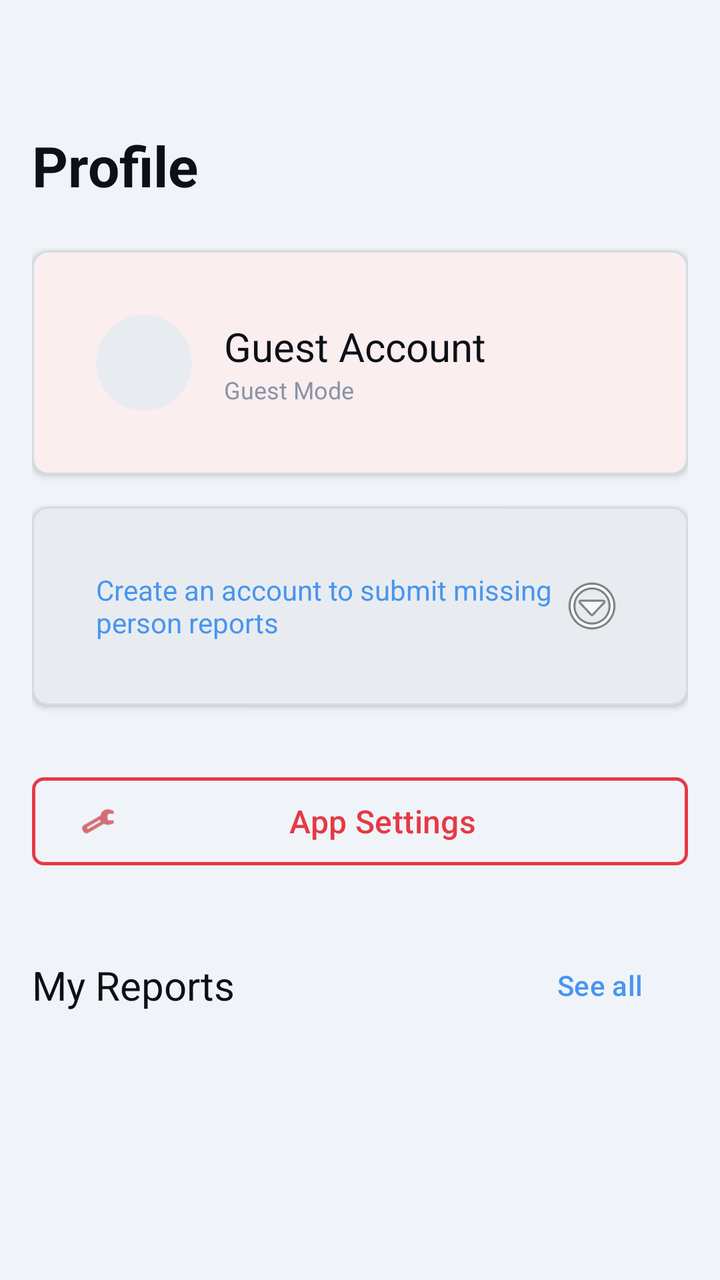
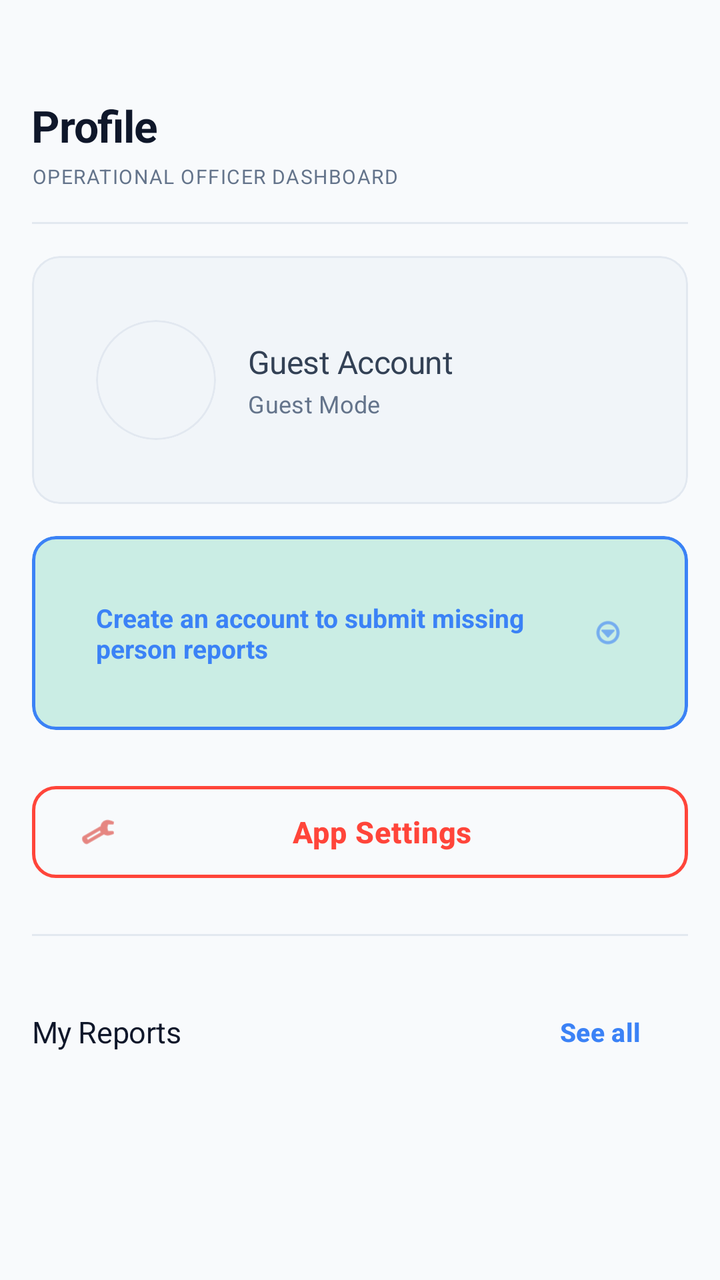

Screens rendered from an Android XML layout before and after an edit, with the pre-edit source and the edit as a unified diff.
<!-- AndroidManifest.xml: application theme Theme.NISHAAN -->
<!-- res/layout/fragment_profile.xml -->
<?xml version="1.0" encoding="utf-8"?>
<ScrollView xmlns:android="http://schemas.android.com/apk/res/android"
    xmlns:app="http://schemas.android.com/apk/res-auto"
    android:layout_width="match_parent"
    android:layout_height="match_parent"
    android:background="?attr/android:colorBackground">

    <LinearLayout
        android:layout_width="match_parent"
        android:layout_height="wrap_content"
        android:orientation="vertical"
        android:padding="@dimen/spacing_md">

        <TextView
            style="@style/TextDisplay"
            android:layout_width="match_parent"
            android:layout_height="wrap_content"
            android:layout_marginTop="@dimen/spacing_xxl"
            android:text="@string/profile_title" />

        
        <com.google.android.material.card.MaterialCardView
            style="@style/NishaanCard"
            android:layout_width="match_parent"
            android:layout_height="wrap_content"
            android:layout_marginTop="@dimen/spacing_lg">
            <LinearLayout
                android:layout_width="match_parent"
                android:layout_height="wrap_content"
                android:gravity="center_vertical"
                android:orientation="horizontal"
                android:padding="@dimen/spacing_md">

                
                <com.google.android.material.imageview.ShapeableImageView
                    android:id="@+id/profileImage"
                    android:layout_width="@dimen/dimen_icon_avatar"
                    android:layout_height="@dimen/dimen_icon_avatar"
                    android:layout_marginEnd="@dimen/spacing_md"
                    android:background="?attr/colorSurfaceVariant"
                    android:scaleType="centerCrop"
                    app:shapeAppearanceOverlay="@style/ShapeAppearance.Material3.Corner.Full" />

                <LinearLayout
                    android:layout_width="0dp"
                    android:layout_height="wrap_content"
                    android:layout_weight="1"
                    android:orientation="vertical">

                    <TextView
                        android:id="@+id/userName"
                        style="@style/TextHeadline"
                        android:layout_width="match_parent"
                        android:layout_height="wrap_content"
                        android:text="@string/profile_guest_label" />

                    <TextView
                        android:id="@+id/userEmail"
                        style="@style/TextCaption"
                        android:layout_width="match_parent"
                        android:layout_height="wrap_content"
                        android:text="Guest Mode" />

                    <TextView
                        android:id="@+id/userCnic"
                        style="@style/TextCaption"
                        android:layout_width="match_parent"
                        android:layout_height="wrap_content"
                        android:visibility="gone" />
                </LinearLayout>
            </LinearLayout>
        </com.google.android.material.card.MaterialCardView>

        
        <com.google.android.material.card.MaterialCardView
            android:id="@+id/createAccountBanner"
            style="@style/NishaanCardAlert"
            android:layout_width="match_parent"
            android:layout_height="wrap_content"
            android:layout_marginTop="@dimen/spacing_md"
            android:clickable="true"
            android:focusable="true">
            <TextView
                style="@style/TextBodyMedium"
                android:layout_width="match_parent"
                android:layout_height="wrap_content"
                android:drawableEnd="@android:drawable/ic_menu_more"
                android:padding="@dimen/spacing_md"
                android:text="@string/profile_create_account_banner"
                android:textColor="@color/color_accent_info" />
        </com.google.android.material.card.MaterialCardView>

        
        <com.google.android.material.button.MaterialButton
            android:id="@+id/btnSettings"
            style="@style/SecondaryButton"
            android:layout_width="match_parent"
            android:layout_height="wrap_content"
            android:layout_marginTop="@dimen/spacing_xl"
            android:text="@string/profile_app_settings"
            app:icon="@android:drawable/ic_menu_preferences" />

        
        <LinearLayout
            android:layout_width="match_parent"
            android:layout_height="wrap_content"
            android:layout_marginTop="@dimen/spacing_xl"
            android:gravity="center_vertical"
            android:orientation="horizontal">

            <TextView
                style="@style/TextHeadline"
                android:layout_width="0dp"
                android:layout_height="wrap_content"
                android:layout_weight="1"
                android:text="@string/profile_my_reports" />

            <com.google.android.material.button.MaterialButton
                android:id="@+id/btnSeeAllReports"
                style="@style/TextButton"
                android:layout_width="wrap_content"
                android:layout_height="wrap_content"
                android:text="@string/profile_see_all" />
        </LinearLayout>

        <androidx.recyclerview.widget.RecyclerView
            android:id="@+id/myReportsRecycler"
            android:layout_width="match_parent"
            android:layout_height="wrap_content"
            android:layout_marginTop="@dimen/spacing_sm"
            android:nestedScrollingEnabled="false"
            app:layoutManager="androidx.recyclerview.widget.LinearLayoutManager" />
    </LinearLayout>
</ScrollView>
<!-- resources referenced by this layout -->
<resources>
  <color name="color_accent_info">#4895EF</color>
  <dimen name="dimen_icon_avatar">48dp</dimen>
  <dimen name="spacing_lg">24dp</dimen>
  <dimen name="spacing_md">16dp</dimen>
  <dimen name="spacing_sm">8dp</dimen>
  <dimen name="spacing_xl">32dp</dimen>
  <dimen name="spacing_xxl">48dp</dimen>
  <string name="profile_guest_label">Guest Account</string>
  <string name="profile_my_reports">My Reports</string>
  <string name="profile_see_all">See all</string>
  <string name="profile_title">Profile</string>
  <style name="NishaanCard" parent="Widget.Material3.CardView.Filled">
          <item name="cardBackgroundColor">?attr/colorSurface</item>
          <item name="cardCornerRadius">@dimen/dimen_card_corner_radius</item>
          <item name="cardElevation">@dimen/dimen_card_elevation</item>
          <item name="strokeWidth">@dimen/dimen_card_stroke_width</item>
          <item name="strokeColor">?attr/colorOutlineVariant</item>
          <item name="contentPadding">@dimen/dimen_card_padding</item>
      </style>
  <style name="SecondaryButton" parent="Widget.Material3.Button.OutlinedButton">
          <item name="strokeColor">@color/color_primary</item>
          <item name="strokeWidth">@dimen/dimen_button_outline_stroke</item>
          <item name="android:textColor">@color/color_primary</item>
          <item name="android:textSize">16sp</item>
          <item name="cornerRadius">@dimen/dimen_button_corner_radius</item>
          <item name="android:minHeight">@dimen/dimen_button_height</item>
      </style>
  <style name="TextBodyMedium">
          <item name="android:textSize">14sp</item>
          <item name="android:textColor">?attr/colorOnSurface</item>
      </style>
  <style name="TextButton" parent="Widget.Material3.Button.TextButton">
          <item name="android:textColor">@color/color_accent_info</item>
      </style>
  <style name="TextCaption">
          <item name="android:textSize">12sp</item>
          <item name="android:textColor">?attr/colorOnSurfaceVariant</item>
      </style>
  <style name="TextDisplay">
          <item name="android:textSize">28sp</item>
          <item name="android:textStyle">bold</item>
          <item name="android:textColor">?attr/colorOnBackground</item>
      </style>
  <style name="TextHeadline">
          <item name="android:textSize">20sp</item>
          <item name="android:textFontWeight">600</item>
          <item name="android:textColor">?attr/colorOnBackground</item>
      </style>
  <dimen name="dimen_card_corner_radius">8dp</dimen>
  <dimen name="dimen_card_elevation">2dp</dimen>
  <dimen name="dimen_card_stroke_width">1dp</dimen>
  <dimen name="dimen_card_padding">16dp</dimen>
  <color name="color_primary">#E63946</color>
  <dimen name="dimen_button_outline_stroke">1.5dp</dimen>
  <dimen name="dimen_button_corner_radius">6dp</dimen>
  <dimen name="dimen_button_height">52dp</dimen>
  <color name="color_primary_light">#C1121F</color>
  <color name="white">#FFFFFFFF</color>
  <color name="color_background_light">#F0F4F8</color>
  <color name="color_on_background_light">#0D1117</color>
  <color name="color_surface_light">#FFFFFF</color>
  <color name="color_on_surface_light">#3D4A5C</color>
  <color name="color_surface_variant_light">#E8ECF0</color>
  <color name="color_on_surface_muted_light">#8894A6</color>
  <color name="color_divider_light">#D4DAE2</color>
  <!-- unchanged entries left out for length: 5 -->
</resources>

<!-- the commit's change to res/layout/fragment_profile.xml (unified diff, before → after) -->
@@ -9,21 +9,54 @@
         android:layout_width="match_parent"
         android:layout_height="wrap_content"
         android:orientation="vertical"
-        android:padding="@dimen/spacing_md">
-
-        <TextView
-            style="@style/TextDisplay"
-            android:layout_width="match_parent"
-            android:layout_height="wrap_content"
-            android:layout_marginTop="@dimen/spacing_xxl"
-            android:text="@string/profile_title" />
+        android:paddingHorizontal="@dimen/spacing_md"
+        android:paddingBottom="@dimen/spacing_xl">
+
+        
+        <LinearLayout
+            android:layout_width="match_parent"
+            android:layout_height="wrap_content"
+            android:orientation="vertical"
+            android:paddingTop="@dimen/spacing_xxl"
+            android:paddingBottom="@dimen/spacing_md">
+
+            <TextView
+                style="@style/TextDisplay"
+                android:layout_width="match_parent"
+                android:layout_height="wrap_content"
+                android:text="@string/profile_title"
+                android:textSize="22sp"
+                android:letterSpacing="-0.02" />
+
+            <TextView
+                style="@style/TextCaption"
+                android:layout_width="match_parent"
+                android:layout_height="wrap_content"
+                android:layout_marginTop="4dp"
+                android:text="Operational Officer Dashboard"
+                android:textColor="?attr/colorOnSurfaceVariant"
+                android:textAllCaps="true"
+                android:letterSpacing="0.05"
+                android:textSize="10sp" />
+        </LinearLayout>
+
+        <View
+            android:layout_width="match_parent"
+            android:layout_height="1dp"
+            android:background="?attr/colorOutlineVariant"
+            android:layout_marginBottom="@dimen/spacing_sm" />
 
         
         <com.google.android.material.card.MaterialCardView
             style="@style/NishaanCard"
             android:layout_width="match_parent"
             android:layout_height="wrap_content"
-            android:layout_marginTop="@dimen/spacing_lg">
+            android:layout_marginTop="@dimen/spacing_sm"
+            app:cardCornerRadius="14dp"
+            app:strokeWidth="1dp"
+            app:strokeColor="?attr/colorOutlineVariant"
+            app:cardElevation="0dp">
+
             <LinearLayout
                 android:layout_width="match_parent"
                 android:layout_height="wrap_content"
@@ -32,14 +65,23 @@
                 android:padding="@dimen/spacing_md">
 
                 
-                <com.google.android.material.imageview.ShapeableImageView
-                    android:id="@+id/profileImage"
-                    android:layout_width="@dimen/dimen_icon_avatar"
-                    android:layout_height="@dimen/dimen_icon_avatar"
+                <com.google.android.material.card.MaterialCardView
+                    android:layout_width="60dp"
+                    android:layout_height="60dp"
                     android:layout_marginEnd="@dimen/spacing_md"
-                    android:background="?attr/colorSurfaceVariant"
-                    android:scaleType="centerCrop"
-                    app:shapeAppearanceOverlay="@style/ShapeAppearance.Material3.Corner.Full" />
+                    app:cardCornerRadius="30dp"
+                    app:strokeWidth="1dp"
+                    app:strokeColor="?attr/colorOutlineVariant"
+                    app:cardElevation="0dp">
+
+                    <com.google.android.material.imageview.ShapeableImageView
+                        android:id="@+id/profileImage"
+                        android:layout_width="match_parent"
+                        android:layout_height="match_parent"
+                        android:background="?attr/colorSurfaceVariant"
+                        android:scaleType="centerCrop"
+                        app:shapeAppearanceOverlay="@style/ShapeAppearance.Material3.Corner.Full" />
+                </com.google.android.material.card.MaterialCardView>
 
                 <LinearLayout
                     android:layout_width="0dp"
@@ -52,6 +94,9 @@
                         style="@style/TextHeadline"
                         android:layout_width="match_parent"
                         android:layout_height="wrap_content"
+                        android:textSize="16sp"
+                        android:textStyle="bold"
+                        android:textColor="?attr/colorOnSurface"
                         android:text="@string/profile_guest_label" />
 
                     <TextView
@@ -59,13 +104,19 @@
                         style="@style/TextCaption"
                         android:layout_width="match_parent"
                         android:layout_height="wrap_content"
+                        android:layout_marginTop="2dp"
+                        android:textSize="12sp"
+                        android:textColor="?attr/colorOnSurfaceVariant"
                         android:text="Guest Mode" />
 
                     <TextView
                         android:id="@+id/userCnic"
-                        style="@style/TextCaption"
+                        style="@style/TextMono"
                         android:layout_width="match_parent"
                         android:layout_height="wrap_content"
+                        android:layout_marginTop="4dp"
+                        android:textSize="11sp"
+                        android:textColor="?attr/colorPrimary"
                         android:visibility="gone" />
                 </LinearLayout>
             </LinearLayout>
@@ -78,16 +129,38 @@
             android:layout_width="match_parent"
             android:layout_height="wrap_content"
             android:layout_marginTop="@dimen/spacing_md"
+            app:cardCornerRadius="12dp"
+            app:strokeWidth="1.5dp"
+            app:strokeColor="@color/color_accent_info"
+            app:cardBackgroundColor="@color/color_severity_low_bg"
+            app:cardElevation="0dp"
             android:clickable="true"
             android:focusable="true">
-            <TextView
-                style="@style/TextBodyMedium"
-                android:layout_width="match_parent"
-                android:layout_height="wrap_content"
-                android:drawableEnd="@android:drawable/ic_menu_more"
-                android:padding="@dimen/spacing_md"
-                android:text="@string/profile_create_account_banner"
-                android:textColor="@color/color_accent_info" />
+
+            <LinearLayout
+                android:layout_width="match_parent"
+                android:layout_height="wrap_content"
+                android:gravity="center_vertical"
+                android:orientation="horizontal"
+                android:padding="@dimen/spacing_md">
+
+                <TextView
+                    style="@style/TextBodyMedium"
+                    android:layout_width="0dp"
+                    android:layout_height="wrap_content"
+                    android:layout_weight="1"
+                    android:text="@string/profile_create_account_banner"
+                    android:textColor="@color/color_accent_info"
+                    android:textSize="13sp"
+                    android:textStyle="bold" />
+
+                <ImageView
+                    android:layout_width="16dp"
+                    android:layout_height="16dp"
+                    android:src="@android:drawable/ic_menu_more"
+                    app:tint="@color/color_accent_info"
+                    android:contentDescription="@null" />
+            </LinearLayout>
         </com.google.android.material.card.MaterialCardView>
 
         
@@ -96,38 +169,50 @@
             style="@style/SecondaryButton"
             android:layout_width="match_parent"
             android:layout_height="wrap_content"
-            android:layout_marginTop="@dimen/spacing_xl"
+            android:layout_marginTop="@dimen/spacing_lg"
             android:text="@string/profile_app_settings"
             app:icon="@android:drawable/ic_menu_preferences" />
 
         
+        <View
+            android:layout_width="match_parent"
+            android:layout_height="1dp"
+            android:background="?attr/colorOutlineVariant"
+            android:layout_marginTop="@dimen/spacing_lg" />
+
+        
         <LinearLayout
             android:layout_width="match_parent"
             android:layout_height="wrap_content"
-            android:layout_marginTop="@dimen/spacing_xl"
+            android:layout_marginTop="@dimen/spacing_lg"
             android:gravity="center_vertical"
-            android:orientation="horizontal">
+            android:orientation="horizontal"
+            android:paddingBottom="4dp">
 
             <TextView
                 style="@style/TextHeadline"
                 android:layout_width="0dp"
                 android:layout_height="wrap_content"
                 android:layout_weight="1"
-                android:text="@string/profile_my_reports" />
+                android:text="@string/profile_my_reports"
+                android:textSize="15sp"
+                android:textStyle="bold"
+                android:textColor="?attr/colorOnBackground" />
 
             <com.google.android.material.button.MaterialButton
                 android:id="@+id/btnSeeAllReports"
                 style="@style/TextButton"
                 android:layout_width="wrap_content"
                 android:layout_height="wrap_content"
-                android:text="@string/profile_see_all" />
+                android:text="@string/profile_see_all"
+                android:textSize="13sp" />
         </LinearLayout>
 
         <androidx.recyclerview.widget.RecyclerView
             android:id="@+id/myReportsRecycler"
             android:layout_width="match_parent"
             android:layout_height="wrap_content"
-            android:layout_marginTop="@dimen/spacing_sm"
+            android:layout_marginTop="4dp"
             android:nestedScrollingEnabled="false"
             app:layoutManager="androidx.recyclerview.widget.LinearLayoutManager" />
     </LinearLayout>
<!-- resource entries referenced after the edit -->
@@ -1,7 +1,7 @@
 <!-- resources referenced by this layout -->
 <resources>
-  <color name="color_accent_info">#4895EF</color>
-  <dimen name="dimen_icon_avatar">48dp</dimen>
+  <color name="color_accent_info">#3B82F6</color>
+  <color name="color_severity_low_bg">#3310B981</color>
   <dimen name="spacing_lg">24dp</dimen>
   <dimen name="spacing_md">16dp</dimen>
   <dimen name="spacing_sm">8dp</dimen>
@@ -12,9 +12,9 @@
   <string name="profile_see_all">See all</string>
   <string name="profile_title">Profile</string>
   <style name="NishaanCard" parent="Widget.Material3.CardView.Filled">
-          <item name="cardBackgroundColor">?attr/colorSurface</item>
+          <item name="cardBackgroundColor">?attr/colorSurfaceVariant</item>
           <item name="cardCornerRadius">@dimen/dimen_card_corner_radius</item>
-          <item name="cardElevation">@dimen/dimen_card_elevation</item>
+          <item name="cardElevation">0dp</item>
           <item name="strokeWidth">@dimen/dimen_card_stroke_width</item>
           <item name="strokeColor">?attr/colorOutlineVariant</item>
           <item name="contentPadding">@dimen/dimen_card_padding</item>
@@ -23,48 +23,61 @@
           <item name="strokeColor">@color/color_primary</item>
           <item name="strokeWidth">@dimen/dimen_button_outline_stroke</item>
           <item name="android:textColor">@color/color_primary</item>
-          <item name="android:textSize">16sp</item>
+          <item name="android:textSize">15sp</item>
+          <item name="android:textStyle">bold</item>
           <item name="cornerRadius">@dimen/dimen_button_corner_radius</item>
           <item name="android:minHeight">@dimen/dimen_button_height</item>
+          <item name="android:letterSpacing">0.02</item>
       </style>
   <style name="TextBodyMedium">
           <item name="android:textSize">14sp</item>
           <item name="android:textColor">?attr/colorOnSurface</item>
+          <item name="android:letterSpacing">0.0</item>
       </style>
   <style name="TextButton" parent="Widget.Material3.Button.TextButton">
           <item name="android:textColor">@color/color_accent_info</item>
+          <item name="android:textSize">14sp</item>
+          <item name="android:textStyle">bold</item>
       </style>
   <style name="TextCaption">
           <item name="android:textSize">12sp</item>
           <item name="android:textColor">?attr/colorOnSurfaceVariant</item>
+          <item name="android:letterSpacing">0.01</item>
       </style>
   <style name="TextDisplay">
-          <item name="android:textSize">28sp</item>
+          <item name="android:textSize">30sp</item>
           <item name="android:textStyle">bold</item>
           <item name="android:textColor">?attr/colorOnBackground</item>
+          <item name="android:letterSpacing">-0.02</item>
       </style>
   <style name="TextHeadline">
-          <item name="android:textSize">20sp</item>
+          <item name="android:textSize">18sp</item>
           <item name="android:textFontWeight">600</item>
           <item name="android:textColor">?attr/colorOnBackground</item>
+          <item name="android:letterSpacing">-0.01</item>
       </style>
-  <dimen name="dimen_card_corner_radius">8dp</dimen>
-  <dimen name="dimen_card_elevation">2dp</dimen>
+  <style name="TextMono">
+          <item name="android:textSize">13sp</item>
+          <item name="android:fontFamily">monospace</item>
+          <item name="android:textColor">?attr/colorOnSurfaceVariant</item>
+          <item name="android:letterSpacing">-0.01</item>
+      </style>
+  <dimen name="dimen_card_corner_radius">12dp</dimen>
   <dimen name="dimen_card_stroke_width">1dp</dimen>
   <dimen name="dimen_card_padding">16dp</dimen>
-  <color name="color_primary">#E63946</color>
+  <color name="color_primary">#FF453A</color>
   <dimen name="dimen_button_outline_stroke">1.5dp</dimen>
-  <dimen name="dimen_button_corner_radius">6dp</dimen>
-  <dimen name="dimen_button_height">52dp</dimen>
-  <color name="color_primary_light">#C1121F</color>
+  <dimen name="dimen_button_corner_radius">12dp</dimen>
+  <dimen name="dimen_button_height">54dp</dimen>
+  <color name="color_primary_light">#D9382F</color>
   <color name="white">#FFFFFFFF</color>
-  <color name="color_background_light">#F0F4F8</color>
-  <color name="color_on_background_light">#0D1117</color>
+  <color name="color_background_light">#F8FAFC</color>
+  <color name="color_on_background_light">#0F172A</color>
   <color name="color_surface_light">#FFFFFF</color>
-  <color name="color_on_surface_light">#3D4A5C</color>
-  <color name="color_surface_variant_light">#E8ECF0</color>
-  <color name="color_on_surface_muted_light">#8894A6</color>
-  <color name="color_divider_light">#D4DAE2</color>
+  <color name="color_on_surface_light">#334155</color>
+  <color name="color_surface_variant_light">#F1F5F9</color>
+  <color name="color_on_surface_muted_light">#64748B</color>
+  <color name="color_divider_light">#E2E8F0</color>
   <!-- unchanged entries left out for length: 5 -->
 </resources>
 
